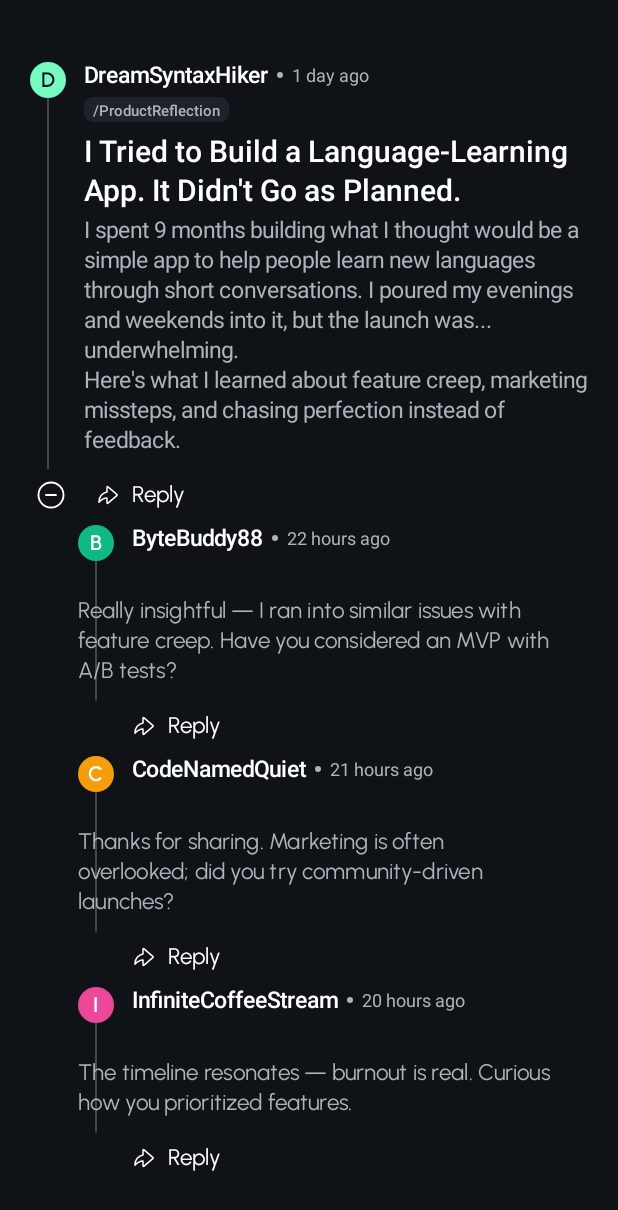
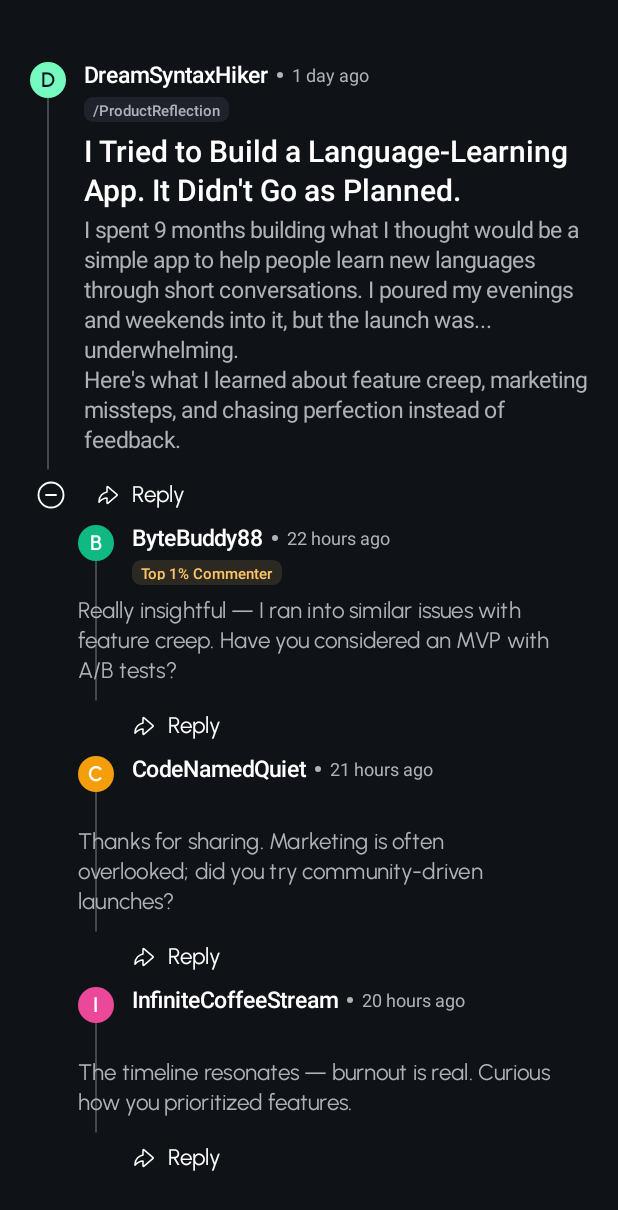
Before and after one commit to abaddona74-glitch/CollapsibleChatThread, an Android app built with Jetpack Compose: the screen it shows after launch (MainActivity), after a tap on an icon or button, on a phone screen of 412 x 824 dp. Shown: the top 1210 px of the screen. Run offline under Robolectric (Android 15) with nearby library versions, the phone set to English and light mode, and no system bars.

Commit message:
Add tags to a comment in SampleData and include a new image for screen tag movement

```diff
--- a/app/src/main/java/com/maxmudbek/collapsiblechatthread/ui/components/ThreadedComments.kt
+++ b/app/src/main/java/com/maxmudbek/collapsiblechatthread/ui/components/ThreadedComments.kt
@@ -138,6 +138,9 @@ fun CommentItem(
                             overflow = TextOverflow.Ellipsis,
                             style = TextStyle(fontWeight = FontWeight.SemiBold, fontSize = 15.sp, lineHeight = 20.sp)
                         )
+                        // (Tags were previously rendered inline here; moved below
+                        // the name row so badges appear under the author similar to
+                        // the channel badge.)
                         Spacer(Modifier.width(6.dp))
                         Box(
                             modifier = Modifier
@@ -151,6 +154,28 @@ fun CommentItem(
                             color = Color(0xFFAFB2B9),
                             style = TextStyle(fontSize = 12.sp, lineHeight = 16.sp)
                         )
+                    }
+
+                    // Render any author tags below the name row (like the channel badge).
+                    if (comment.tags.isNotEmpty()) {
+                        comment.tags.forEach { tag ->
+                            // Use special styling only for the Top 1% Commenter tag.
+                            val isTop = tag.equals("Top 1% Commenter", ignoreCase = true)
+                            Spacer(Modifier.height(4.dp))
+                            Box(modifier = Modifier.padding(top = 2.dp)) {
+                                Text(
+                                    text = tag,
+                                    color = if (isTop) Color(0xFFFFC368) else OnSurfaceVar,
+                                    modifier = Modifier
+                                        .background(
+                                            if (isTop) Color(0x1FFFC368) else Surface50,
+                                            androidx.compose.foundation.shape.RoundedCornerShape(6.dp)
+                                        )
+                                        .padding(vertical = 3.dp, horizontal = 6.dp),
+                                    style = TextStyle(fontWeight = FontWeight.Medium, fontSize = 10.sp, lineHeight = 12.sp)
+                                )
+                            }
+                        }
                     }
 
                     // Channel (e.g. /ProductReflection) sits below the name row inside the 40dp block
--- a/app/src/main/java/com/maxmudbek/collapsiblechatthread/utils/SampleData.kt
+++ b/app/src/main/java/com/maxmudbek/collapsiblechatthread/utils/SampleData.kt
@@ -35,6 +35,7 @@ Here's what I learned about feature creep, marketing missteps, and chasing perfe
                         authorName = "ByteBuddy88",
                         authorInitial = "B",
                         timestamp = now - (oneDay - 2 * oneHour),
+                        tags = listOf("Top 1% Commenter"),
                         content = "Really insightful — I ran into similar issues with feature creep. Have you considered an MVP with A/B tests?"
                     ),
                     Comment(
```
